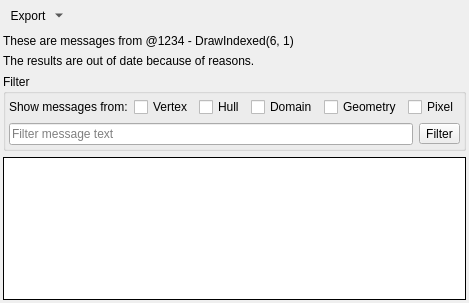
Qt form qrenderdoc/Windows/ShaderMessageViewer.ui (baldurk/renderdoc) before a commit.
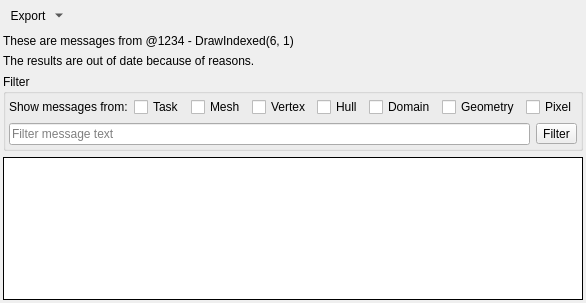
The same form after that commit. Icons and pictures are not drawn. Custom widgets are drawn as their Qt base class.

Commit message: Add enums and API-agnostic handling for new task and mesh shader stages

```diff
--- a/qrenderdoc/Windows/ShaderMessageViewer.ui
+++ b/qrenderdoc/Windows/ShaderMessageViewer.ui
@@ -132,6 +132,26 @@
            </property>
           </widget>
          </item>
+         <item>
+          <widget class="QCheckBox" name="task">
+           <property name="text">
+            <string>Task</string>
+           </property>
+           <property name="checkable">
+            <bool>true</bool>
+           </property>
+          </widget>
+         </item>
+         <item>
+          <widget class="QCheckBox" name="mesh">
+           <property name="text">
+            <string>Mesh</string>
+           </property>
+           <property name="checkable">
+            <bool>true</bool>
+           </property>
+          </widget>
+         </item>
          <item>
           <widget class="QCheckBox" name="vertex">
            <property name="text">
```
The commit also changes 63 other files.
